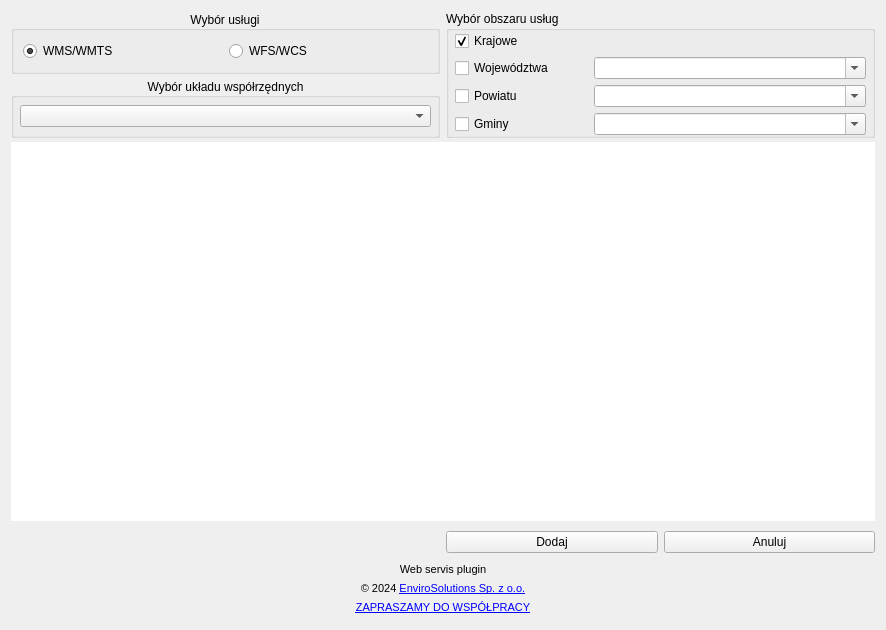
envirosolutionspl/integrator_uslug_danych_przestrzennych, file web_service_plugin_dialog_base.ui: the form before one commit.
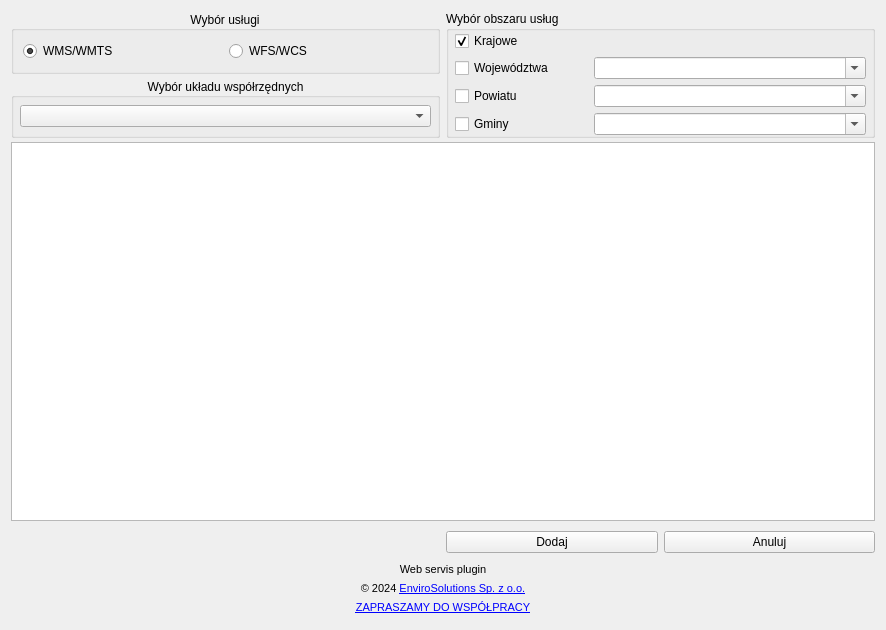
The form after the commit. Icons and pictures are not drawn.

Commit message: #20 poprawa marginesów tabeli

Diff of the .ui file:
```diff
--- a/web_service_plugin_dialog_base.ui
+++ b/web_service_plugin_dialog_base.ui
@@ -397,7 +397,7 @@
       <string>Wciśnij Ctrl aby zaznaczyć więcej usług</string>
      </property>
      <property name="frameShape">
-      <enum>QFrame::NoFrame</enum>
+      <enum>QFrame::StyledPanel</enum>
      </property>
      <property name="selectionBehavior">
       <enum>QAbstractItemView::SelectRows</enum>
```
